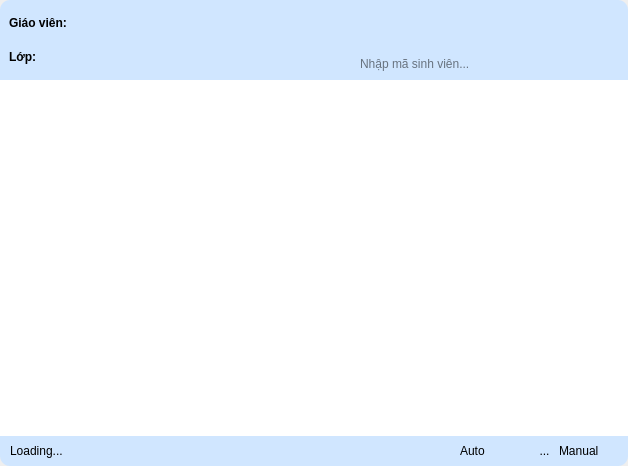
Old version of the form checkattend.ui in the repository LapNguyenn/CheckAttend.
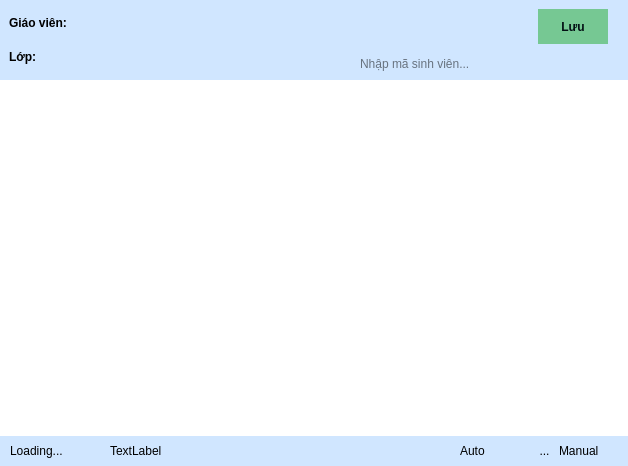
New version of the form. Icons and pictures are not drawn.

```diff
--- a/checkattend.ui
+++ b/checkattend.ui
@@ -19,16 +19,12 @@
 }
 #header{
 	background-color: #d0e6ff;
-	border-top-right-radius: 10px;
-	border-top-left-radius: 10px;
 }
 #body{
 	background-color: #f5faf5;
 }
 #footer{
 	background-color: #d0e6ff;
-	border-bottom-right-radius: 10px;
-	border-bottom-left-radius: 10px;
 }
 
 #search_frame
@@ -84,7 +80,7 @@
        <number>0</number>
       </property>
       <property name="rightMargin">
-       <number>20</number>
+       <number>0</number>
       </property>
       <property name="bottomMargin">
        <number>0</number>
@@ -131,7 +127,115 @@
         </layout>
        </widget>
       </item>
-      <item alignment="Qt::AlignRight|Qt::AlignBottom">
+      <item alignment="Qt::AlignLeft">
+       <widget class="QFrame" name="frame_3">
+        <property name="minimumSize">
+         <size>
+          <width>250</width>
+          <height>0</height>
+         </size>
+        </property>
+        <property name="frameShape">
+         <enum>QFrame::StyledPanel</enum>
+        </property>
+        <property name="frameShadow">
+         <enum>QFrame::Raised</enum>
+        </property>
+        <layout class="QVBoxLayout" name="verticalLayout_3">
+         <property name="leftMargin">
+          <number>0</number>
+         </property>
+         <property name="topMargin">
+          <number>9</number>
+         </property>
+         <property name="rightMargin">
+          <number>20</number>
+         </property>
+         <property name="bottomMargin">
+          <number>0</number>
+         </property>
+         <item>
+          <widget class="QFrame" name="frame_4">
+           <property name="frameShape">
+            <enum>QFrame::StyledPanel</enum>
+           </property>
+           <property name="frameShadow">
+            <enum>QFrame::Raised</enum>
+           </property>
+           <layout class="QHBoxLayout" name="horizontalLayout_6">
+            <property name="spacing">
+             <number>0</number>
+            </property>
+            <property name="leftMargin">
+             <number>0</number>
+            </property>
+            <property name="topMargin">
+             <number>0</number>
+            </property>
+            <property name="rightMargin">
+             <number>0</number>
+            </property>
+            <property name="bottomMargin">
+             <number>0</number>
+            </property>
+            <item alignment="Qt::AlignRight">
+             <widget class="QPushButton" name="bt_submit">
+              <property name="sizePolicy">
+               <sizepolicy hsizetype="Minimum" vsizetype="Expanding">
+                <horstretch>0</horstretch>
+                <verstretch>0</verstretch>
+               </sizepolicy>
+              </property>
+              <property name="minimumSize">
+               <size>
+                <width>70</width>
+                <height>0</height>
+               </size>
+              </property>
+              <property name="font">
+               <font>
+                <bold>true</bold>
+               </font>
+              </property>
+              <property name="styleSheet">
+               <string notr="true">QPushButton
+{
+	background-color: #76c893;
+	color: #020f13;
+	padding: 10px;
+	border-radius: 20px;
+	text-align: center
+}
+
+QPushButton::disabled
+{
+	background-color: #5c5c5c;
+
+}
+
+
+QPushButton::hover
+{
+	background-color: #99d98c;
+
+}
+
+
+QPushButton::pressed
+{
+	background-color: #52b69a;
+
+}</string>
+              </property>
+              <property name="text">
+               <string>Lưu</string>
+              </property>
+             </widget>
+            </item>
+           </layout>
+          </widget>
+         </item>
+         <item>
        <widget class="QFrame" name="search_frame">
         <property name="minimumSize">
          <size>
@@ -241,6 +345,9 @@
      </layout>
     </widget>
    </item>
+     </layout>
+    </widget>
+   </item>
    <item>
     <widget class="QFrame" name="body">
      <property name="sizePolicy">
@@ -368,19 +475,38 @@
          <property name="bottomMargin">
           <number>0</number>
          </property>
-         <item>
-          <widget class="QLabel" name="l_loading">
+         <item alignment="Qt::AlignLeft">
+          <widget class="QLabel" name="lbl_loading">
            <property name="sizePolicy">
-            <sizepolicy hsizetype="Preferred" vsizetype="Preferred">
+            <sizepolicy hsizetype="MinimumExpanding" vsizetype="Preferred">
              <horstretch>0</horstretch>
              <verstretch>0</verstretch>
             </sizepolicy>
            </property>
+           <property name="minimumSize">
+            <size>
+             <width>100</width>
+             <height>0</height>
+            </size>
+           </property>
            <property name="text">
             <string>Loading...</string>
            </property>
           </widget>
          </item>
+         <item>
+          <widget class="QLabel" name="lbl_loading_info">
+           <property name="sizePolicy">
+            <sizepolicy hsizetype="Expanding" vsizetype="Preferred">
+             <horstretch>0</horstretch>
+             <verstretch>0</verstretch>
+            </sizepolicy>
+           </property>
+           <property name="text">
+            <string>TextLabel</string>
+           </property>
+          </widget>
+         </item>
         </layout>
        </widget>
       </item>
```
Lines whose indentation alone changed are shown as unchanged.
